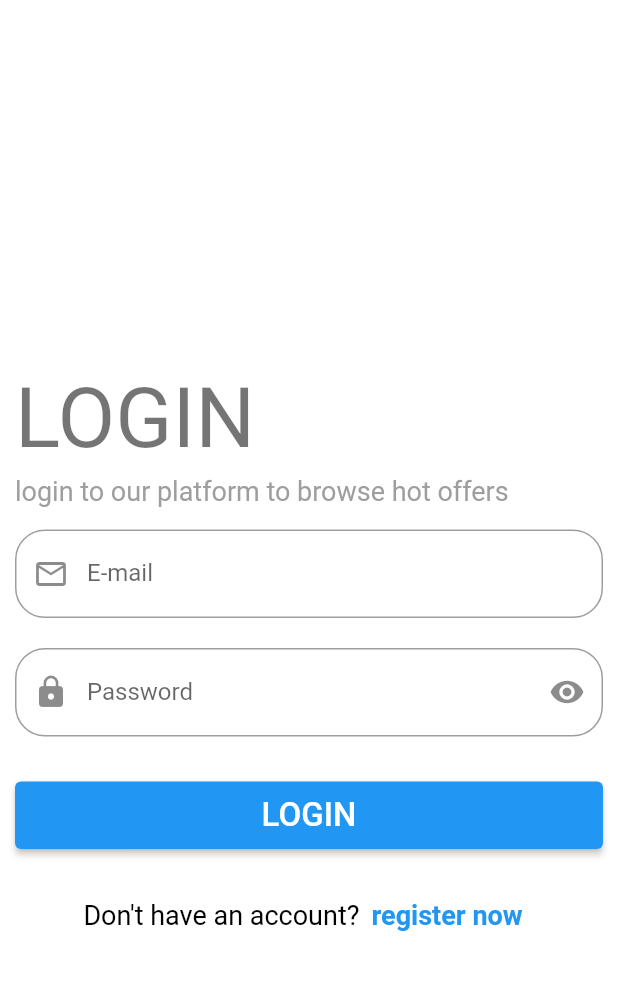
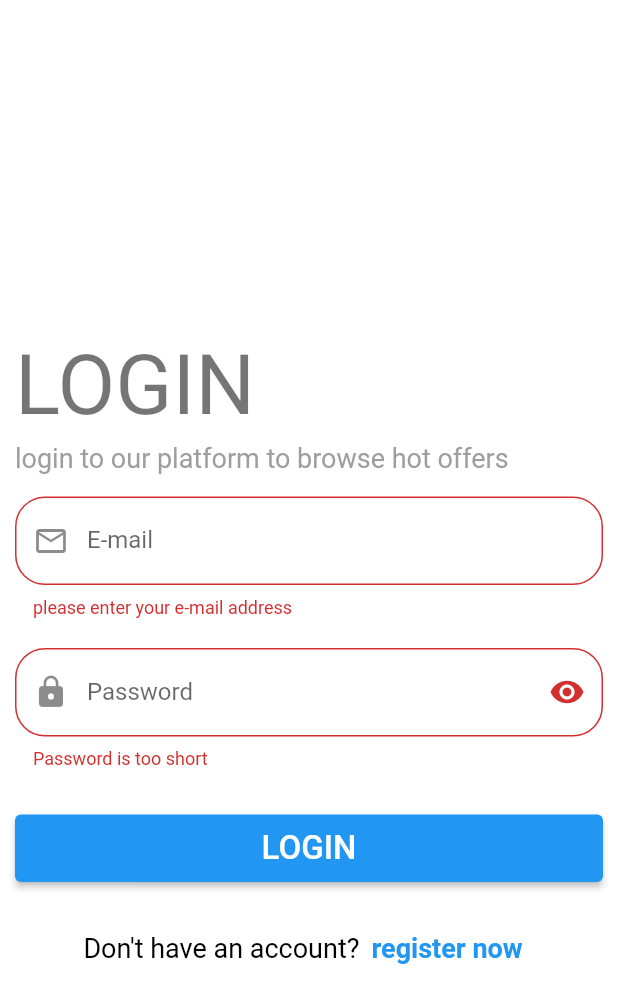
Before and after one commit to wshehab99/shop-app, a Flutter app: the screen it shows after launch, after a tap on the "arrow forward ios" icon, after a tap on "SKIP", after a tap on "LOGIN", on a phone screen of 412 x 824 dp. Shown: the top 1003 px of the screen. Run offline on Flutter 3.47's test engine with Material 2 defaults, Android fonts, the phone set to English and light mode, and no system bars; our stand-ins replace dio, flutter_bloc, shared_preferences, smooth_page_indicator.

Commit message:
login screen cubit

```diff
--- a/lib/cubit/app_states.dart
+++ b/lib/cubit/app_states.dart
@@ -1,3 +1,14 @@
 abstract class AppStates {}
 
 class InitialAppState extends AppStates {}
+
+class LoadingState extends AppStates {}
+
+class LoginSuccessState extends AppStates {}
+
+class LoginErrorState extends AppStates {
+  String error;
+  LoginErrorState({required this.error});
+}
+
+class ChangePasswordVisablityState extends AppStates {}
--- a/lib/layout/screens/login_screen.dart
+++ b/lib/layout/screens/login_screen.dart
@@ -1,4 +1,8 @@
 import 'package:flutter/material.dart';
+import 'package:flutter_bloc/flutter_bloc.dart';
+import 'package:shop_app/cubit/app_cubit.dart';
+import 'package:shop_app/cubit/app_states.dart';
+import 'package:shop_app/layout/screens/register_screen.dart';
 import 'package:shop_app/layout/widgets/shop_button.dart';
 import 'package:shop_app/layout/widgets/shop_text_button.dart';
 import 'package:shop_app/layout/widgets/shop_text_field.dart';
@@ -7,14 +11,20 @@ class LoginScreen extends StatelessWidget {
   LoginScreen({Key? key}) : super(key: key);
   final TextEditingController emailController = TextEditingController();
   final TextEditingController passwordController = TextEditingController();
+  final formKey = GlobalKey<FormState>();
   @override
   Widget build(BuildContext context) {
+    return BlocProvider(
+      create: (context) => AppCubit(InitialAppState()),
+      child: BlocBuilder<AppCubit, AppStates>(builder: (context, state) {
         return Scaffold(
           appBar: AppBar(),
           body: Padding(
             padding: const EdgeInsets.all(10.0),
             child: Center(
               child: SingleChildScrollView(
+                child: Form(
+                  key: formKey,
                   child: Column(
                       mainAxisAlignment: MainAxisAlignment.center,
                       crossAxisAlignment: CrossAxisAlignment.start,
@@ -50,13 +60,18 @@ class LoginScreen extends StatelessWidget {
                           height: 20,
                         ),
                         ShopTextField(
+                          isPassword: context.read<AppCubit>().showPassword,
                           type: TextInputType.emailAddress,
                           label: 'Password',
                           prefix: const Icon(Icons.lock),
                           controller: passwordController,
                           suffix: IconButton(
-                      onPressed: () {},
-                      icon: const Icon(Icons.visibility),
+                            onPressed: () {
+                              context.read<AppCubit>().passwordPressed();
+                            },
+                            icon: context.read<AppCubit>().showPassword
+                                ? const Icon(Icons.visibility)
+                                : const Icon(Icons.visibility_off),
                           ),
                           validate: (value) {
                             if (value!.isEmpty || value.length < 8) {
@@ -68,7 +83,20 @@ class LoginScreen extends StatelessWidget {
                         const SizedBox(
                           height: 30,
                         ),
-                  ShopButton(text: "LOGIN", onPressed: () {}),
+                        (state is LoadingState)
+                            ? const Center(
+                                child: CircularProgressIndicator(),
+                              )
+                            : ShopButton(
+                                text: "LOGIN",
+                                onPressed: () {
+                                  if (formKey.currentState!.validate()) {
+                                    context.read<AppCubit>().login(
+                                          email: emailController.text,
+                                          password: passwordController.text,
+                                        );
+                                  }
+                                }),
                         const SizedBox(
                           height: 20,
                         ),
@@ -77,15 +105,27 @@ class LoginScreen extends StatelessWidget {
                           children: [
                             const Text(
                               "Don't have an account?",
-                        style: TextStyle(fontSize: 18, color: Colors.black),
+                              style:
+                                  TextStyle(fontSize: 18, color: Colors.black),
                             ),
-                      ShopTextButton(text: "register now", onPressed: () {})
+                            ShopTextButton(
+                                text: "register now",
+                                onPressed: () {
+                                  Navigator.push(
+                                      context,
+                                      MaterialPageRoute(
+                                          builder: (context) =>
+                                              const RegisterScreen()));
+                                }),
                           ],
                         )
                       ]),
                 ),
               ),
             ),
+          ),
+        );
+      }),
     );
   }
 }
--- a/lib/layout/widgets/shop_text_field.dart
+++ b/lib/layout/widgets/shop_text_field.dart
@@ -1,28 +1,30 @@
 import 'package:flutter/material.dart';
 
 class ShopTextField extends StatelessWidget {
-  const ShopTextField({
-    Key? key,
+  const ShopTextField(
+      {Key? key,
       this.controller,
       this.type = TextInputType.name,
       this.label,
       this.validate,
       this.prefix,
       this.suffix,
-  }) : super(key: key);
+      this.isPassword = false})
+      : super(key: key);
   final TextEditingController? controller;
   final TextInputType type;
   final String? label;
   final String? Function(String?)? validate;
   final Widget? prefix;
   final Widget? suffix;
-
+  final bool? isPassword;
   @override
   Widget build(BuildContext context) {
     return TextFormField(
       validator: validate,
       controller: controller,
       keyboardType: type,
+      obscureText: isPassword!,
       decoration: InputDecoration(
         labelText: label,
         prefixIcon: prefix,
--- a/lib/shared/network/dio_helper.dart
+++ b/lib/shared/network/dio_helper.dart
@@ -12,8 +12,16 @@ class DioHelper {
     ));
   }
 
-  static Future<Response> getData(
-      {required String url, Map<String, dynamic>? query}) async {
+  static Future<Response> getData({
+    required String url,
+    Map<String, dynamic>? query,
+    String lang = 'ar',
+    String? token,
+  }) async {
+    dio!.options.headers.addAll({
+      'lang': lang,
+      'Authorization': token,
+    });
     return await dio!.get(url, queryParameters: query);
   }
 
@@ -21,7 +29,13 @@ class DioHelper {
     required String url,
     Map<String, dynamic>? query,
     required Map<String, dynamic>? data,
+    String lang = 'ar',
+    String? token,
   }) async {
+    dio!.options.headers.addAll({
+      'lang': lang,
+      'Authorization': token,
+    });
     return await dio!.post(
       url,
       queryParameters: query,
```
Also changed, not shown: lib/cubit/app_cubit.dart (+27 -1 lines), lib/layout/screens/register_screen.dart (added, +14 -0 lines). Lines whose indentation alone changed are shown as unchanged.
